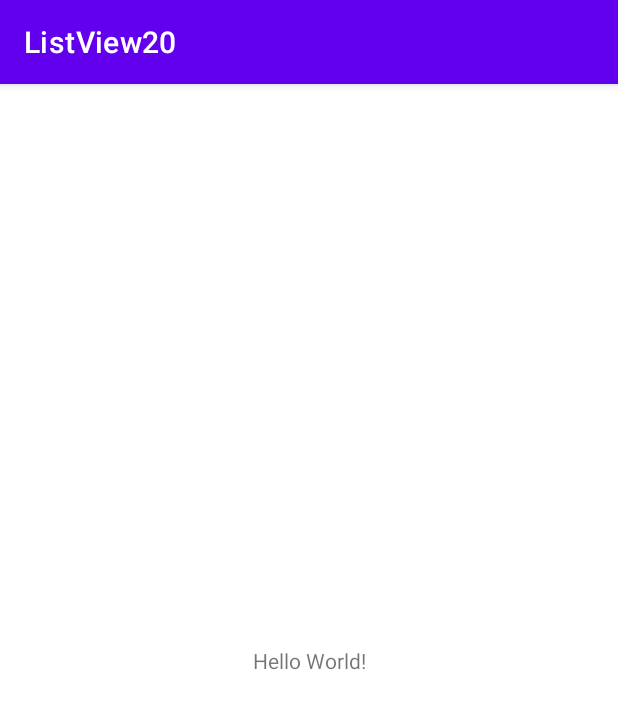
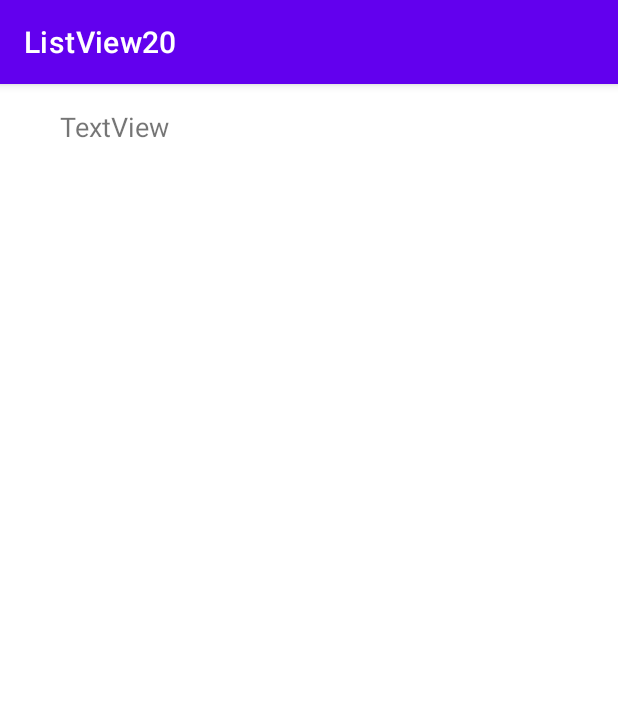
Before and after one commit to NelsonrBermejo/Android, an Android app: the screen it shows after launch (MainActivity), on a phone screen of 412 x 824 dp. Shown: the top 709 px of the screen. Run offline under Robolectric (Android 15) with nearby library versions, the phone set to English and light mode, and no system bars.

Commit message:
1# List view (id) + TextView (id) + TextView Size

```diff
--- a/ListView20/app/src/main/res/layout/activity_main.xml
+++ b/ListView20/app/src/main/res/layout/activity_main.xml
@@ -7,12 +7,22 @@
     tools:context=".MainActivity">
 
     <TextView
+        android:id="@+id/textView"
         android:layout_width="wrap_content"
         android:layout_height="wrap_content"
-        android:text="Hello World!"
-        app:layout_constraintBottom_toBottomOf="parent"
-        app:layout_constraintLeft_toLeftOf="parent"
-        app:layout_constraintRight_toRightOf="parent"
+        android:layout_marginStart="40dp"
+        android:layout_marginTop="16dp"
+        android:text="TextView"
+        android:textSize="18sp"
+        app:layout_constraintStart_toStartOf="parent"
         app:layout_constraintTop_toTopOf="parent" />
 
+    <ListView
+        android:id="@+id/ListView"
+        android:layout_width="322dp"
+        android:layout_height="296dp"
+        android:layout_marginStart="16dp"
+        android:layout_marginTop="12dp"
+        app:layout_constraintStart_toStartOf="parent"
+        app:layout_constraintTop_toBottomOf="@+id/textView" />
 </androidx.constraintlayout.widget.ConstraintLayout>
```
